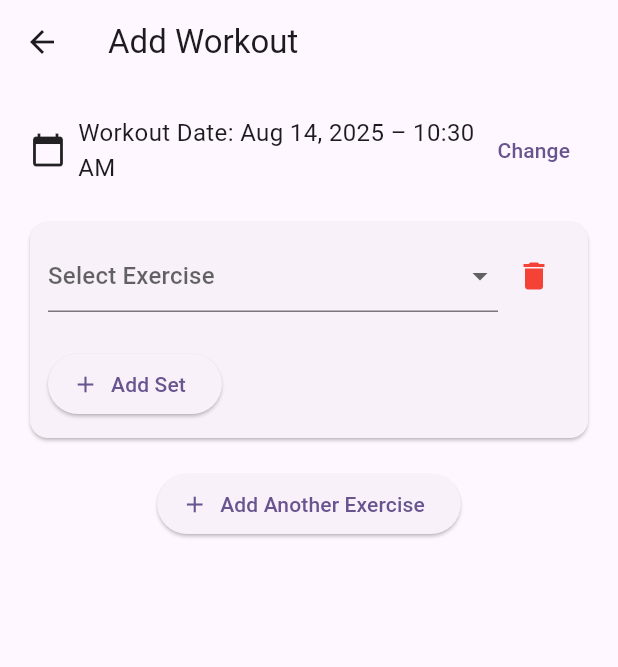
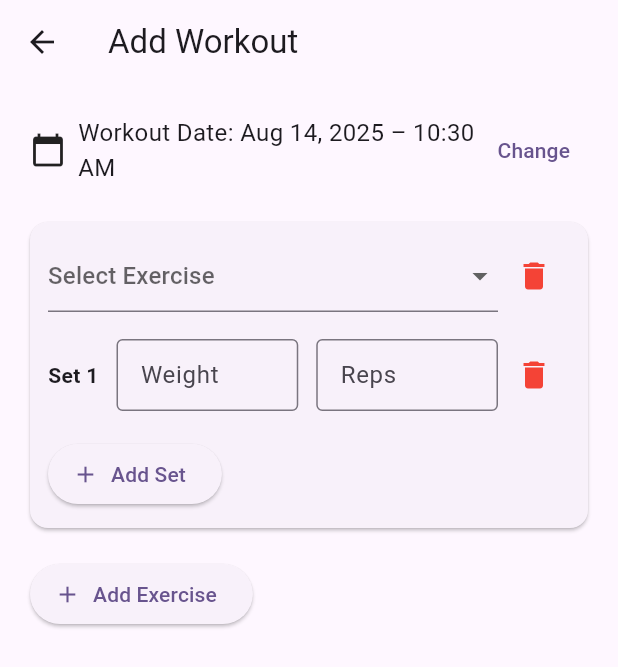
Before and after one commit to JoeSappington/ironclad, a Flutter app: the AddWorkoutPage screen opened directly, after a tap on "Add Exercise", on a phone screen of 412 x 824 dp. Shown: the top 667 px of the screen. Run offline on Flutter 3.47's test engine with Material 3 defaults, Android fonts, the phone set to English and light mode, and no system bars; our stand-ins replace shared_preferences; accounts and stored records are empty.

```diff
--- a/ironclad/lib/pages/add_workout_page.dart
+++ b/ironclad/lib/pages/add_workout_page.dart
@@ -56,7 +56,7 @@ class _AddWorkoutPageState extends State<AddWorkoutPage> {
   }
 
   void _onFieldChanged() {
-    setState(() {}); // Triggers re-evaluation of _canSaveWorkout
+    setState(() {});
   }
 
   Future<void> _pickDateTime() async {
@@ -101,7 +101,7 @@ class _AddWorkoutPageState extends State<AddWorkoutPage> {
     existing.insert(0, json.encode(workout));
     await prefs.setStringList('workoutLogs', existing);
 
-    Navigator.pop(context, true); // Go back and signal success
+    Navigator.pop(context, true);
   }
 
   @override
@@ -261,24 +261,30 @@ class _AddWorkoutPageState extends State<AddWorkoutPage> {
             }),
 
             if (_exercises.isNotEmpty)
+              Row(
+                mainAxisAlignment: MainAxisAlignment.spaceBetween,
+                children: [
                   ElevatedButton.icon(
                     onPressed: _addExercise,
                     icon: const Icon(Icons.add),
-                label: const Text('Add Another Exercise'),
+                    label: const Text('Add Exercise'),
                   ),
-
-            const SizedBox(height: 24),
-
                   if (_canSaveWorkout)
                     ElevatedButton.icon(
                       onPressed: _saveWorkout,
                       icon: const Icon(Icons.save),
-                label: const Text('Save Workout'),
+                      label: const Text('Save'),
                       style: ElevatedButton.styleFrom(
-                  padding: const EdgeInsets.symmetric(horizontal: 32, vertical: 16),
-                  textStyle: const TextStyle(fontSize: 16, fontWeight: FontWeight.bold),
+                        padding: const EdgeInsets.symmetric(
+                            horizontal: 24, vertical: 16),
+                        textStyle: const TextStyle(
+                            fontSize: 16, fontWeight: FontWeight.bold),
                       ),
                     ),
+                ],
+              ),
+
+            const SizedBox(height: 24),
           ],
         ),
       ),
@@ -291,7 +297,9 @@ class ExerciseEntry {
   final List<ExerciseSet> sets = [];
   final VoidCallback? onChanged;
 
-  ExerciseEntry({this.onChanged});
+  ExerciseEntry({this.onChanged}) {
+    addSet();
+  }
 
   void addSet() {
     final set = ExerciseSet();
```
Lines whose indentation alone changed are shown as unchanged.
